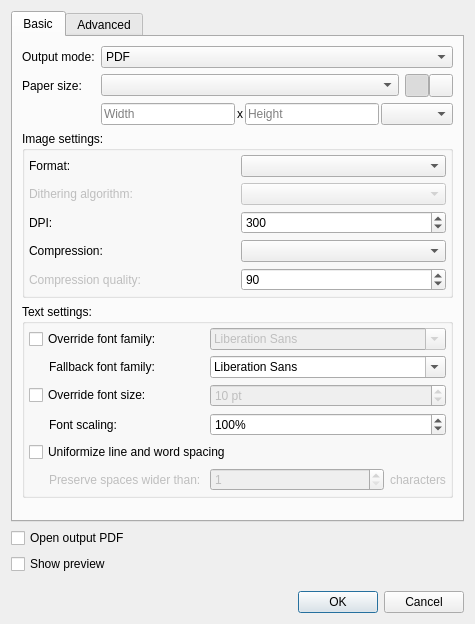
manisandro/gImageReader, file qt/data/PdfExportDialog.ui: the form before one commit.
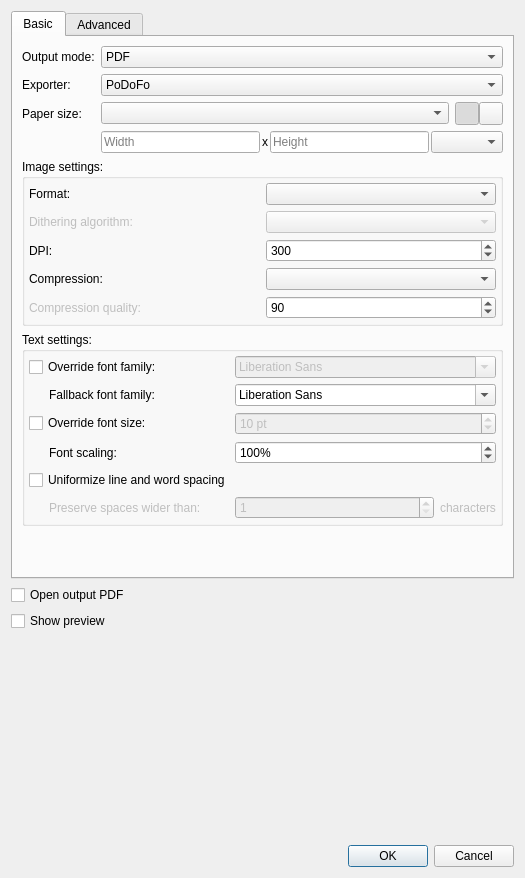
The form after the commit. Icons and pictures are not drawn.

Commit message: add support to more fonts

```diff
--- a/qt/data/PdfExportDialog.ui
+++ b/qt/data/PdfExportDialog.ui
@@ -6,8 +6,8 @@
    <rect>
     <x>0</x>
     <y>0</y>
-    <width>475</width>
-    <height>624</height>
+    <width>525</width>
+    <height>878</height>
    </rect>
   </property>
   <property name="windowTitle">
@@ -78,7 +78,14 @@
          </item>
         </widget>
        </item>
-       <item row="3" column="0" colspan="3">
+       <item row="0" column="0">
+        <widget class="QLabel" name="labelOutputMode">
+         <property name="text">
+          <string>Output mode:</string>
+         </property>
+        </widget>
+       </item>
+       <item row="4" column="0" colspan="3">
         <widget class="QGroupBox" name="groupBoxImage">
          <property name="title">
           <string>Image settings:</string>
@@ -182,14 +189,82 @@
          </layout>
         </widget>
        </item>
-       <item row="0" column="0">
-        <widget class="QLabel" name="labelOutputMode">
+       <item row="2" column="0">
+        <widget class="QLabel" name="labelPaperSize">
          <property name="text">
-          <string>Output mode:</string>
+          <string>Paper size:</string>
          </property>
         </widget>
        </item>
-       <item row="4" column="0" colspan="3">
+       <item row="3" column="1" colspan="2">
+        <widget class="QWidget" name="widgetPaperSize" native="true">
+         <layout class="QHBoxLayout" name="horizontalLayout">
+          <property name="spacing">
+           <number>2</number>
+          </property>
+          <property name="leftMargin">
+           <number>0</number>
+          </property>
+          <property name="topMargin">
+           <number>0</number>
+          </property>
+          <property name="rightMargin">
+           <number>0</number>
+          </property>
+          <property name="bottomMargin">
+           <number>0</number>
+          </property>
+          <item>
+           <widget class="QLineEdit" name="lineEditPaperHeight">
+            <property name="placeholderText">
+             <string>Width</string>
+            </property>
+           </widget>
+          </item>
+          <item>
+           <widget class="QLabel" name="labelX">
+            <property name="text">
+             <string notr="true">x</string>
+            </property>
+           </widget>
+          </item>
+          <item>
+           <widget class="QLineEdit" name="lineEditPaperWidth">
+            <property name="placeholderText">
+             <string>Height</string>
+            </property>
+           </widget>
+          </item>
+          <item>
+           <widget class="QComboBox" name="comboBoxPaperSizeUnit"/>
+          </item>
+         </layout>
+        </widget>
+       </item>
+       <item row="6" column="0">
+        <spacer name="verticalSpacer_3">
+         <property name="orientation">
+          <enum>Qt::Vertical</enum>
+         </property>
+         <property name="sizeHint" stdset="0">
+          <size>
+           <width>20</width>
+           <height>40</height>
+          </size>
+         </property>
+        </spacer>
+       </item>
+       <item row="2" column="1">
+        <widget class="QComboBox" name="comboBoxPaperSize">
+         <property name="sizePolicy">
+          <sizepolicy hsizetype="Expanding" vsizetype="Fixed">
+           <horstretch>0</horstretch>
+           <verstretch>0</verstretch>
+          </sizepolicy>
+         </property>
+        </widget>
+       </item>
+       <item row="5" column="0" colspan="3">
         <widget class="QGroupBox" name="groupBoxText">
          <property name="title">
           <string>Text settings:</string>
@@ -353,17 +428,7 @@
          </layout>
         </widget>
        </item>
-       <item row="1" column="1">
-        <widget class="QComboBox" name="comboBoxPaperSize">
-         <property name="sizePolicy">
-          <sizepolicy hsizetype="Expanding" vsizetype="Fixed">
-           <horstretch>0</horstretch>
-           <verstretch>0</verstretch>
-          </sizepolicy>
-         </property>
-        </widget>
-       </item>
-       <item row="1" column="2">
+       <item row="2" column="2">
         <widget class="QWidget" name="widgetPaperOrientation" native="true">
          <property name="sizePolicy">
           <sizepolicy hsizetype="Maximum" vsizetype="Preferred">
@@ -427,70 +492,29 @@
          </layout>
         </widget>
        </item>
-       <item row="2" column="1" colspan="2">
-        <widget class="QWidget" name="widgetPaperSize" native="true">
-         <layout class="QHBoxLayout" name="horizontalLayout">
-          <property name="spacing">
-           <number>2</number>
-          </property>
-          <property name="leftMargin">
-           <number>0</number>
-          </property>
-          <property name="topMargin">
-           <number>0</number>
-          </property>
-          <property name="rightMargin">
-           <number>0</number>
-          </property>
-          <property name="bottomMargin">
-           <number>0</number>
-          </property>
-          <item>
-           <widget class="QLineEdit" name="lineEditPaperHeight">
-            <property name="placeholderText">
-             <string>Width</string>
-            </property>
-           </widget>
-          </item>
-          <item>
-           <widget class="QLabel" name="labelX">
-            <property name="text">
-             <string notr="true">x</string>
-            </property>
-           </widget>
-          </item>
-          <item>
-           <widget class="QLineEdit" name="lineEditPaperWidth">
-            <property name="placeholderText">
-             <string>Height</string>
-            </property>
-           </widget>
-          </item>
-          <item>
-           <widget class="QComboBox" name="comboBoxPaperSizeUnit"/>
-          </item>
-         </layout>
-        </widget>
-       </item>
        <item row="1" column="0">
-        <widget class="QLabel" name="labelPaperSize">
+        <widget class="QLabel" name="labelExporter">
          <property name="text">
-          <string>Paper size:</string>
+          <string>Exporter:</string>
          </property>
         </widget>
        </item>
-       <item row="5" column="0">
-        <spacer name="verticalSpacer_3">
-         <property name="orientation">
-          <enum>Qt::Vertical</enum>
+       <item row="1" column="1" colspan="2">
+        <widget class="QComboBox" name="comboBoxExporter">
+         <property name="toolTip">
+          <string extracomment="Describe the difference between two methods">If PoFodo does`nt support your language, Please Choose another Exporter.</string>
          </property>
-         <property name="sizeHint" stdset="0">
-          <size>
-           <width>20</width>
-           <height>40</height>
-          </size>
-         </property>
-        </spacer>
+         <item>
+          <property name="text">
+           <string>PoDoFo</string>
+          </property>
+         </item>
+         <item>
+          <property name="text">
+           <string>QtPDF Module</string>
+          </property>
+         </item>
+        </widget>
        </item>
       </layout>
      </widget>
```
Left out of the diff: 3 changed lines with no effect on the pictures. The commit also changes 2 other files.
